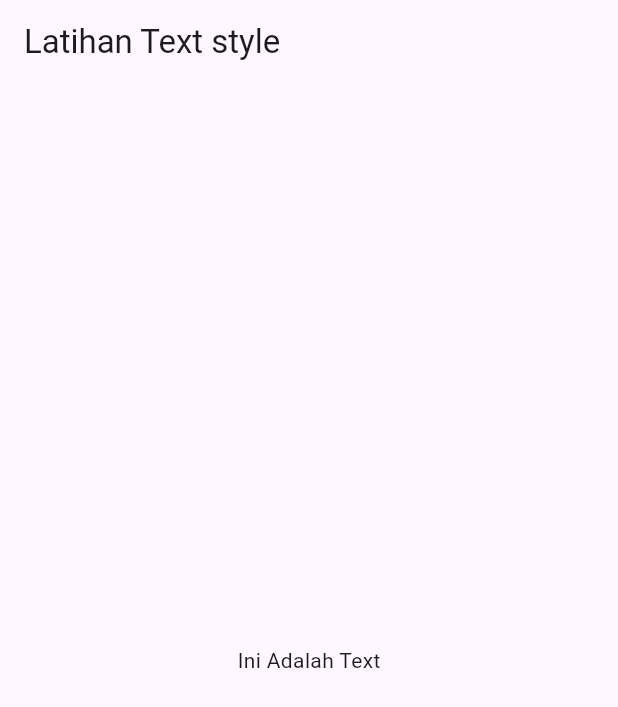
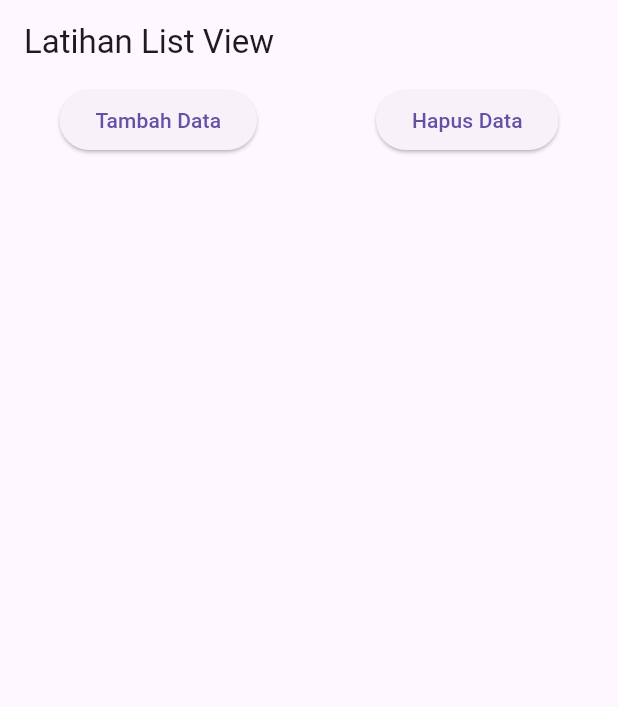
Before and after one commit to wiratzy/belajar-flutter, a Flutter app: the screen it shows after launch, on a phone screen of 412 x 824 dp. Shown: the top 707 px of the screen. Run offline on Flutter 3.47's test engine with Material 3 defaults, Android fonts, the phone set to English and light mode, and no system bars.

Commit message:
Belajar Text style dan perbedaan antara column dan listview

```diff
--- a/lib/main.dart
+++ b/lib/main.dart
@@ -1,8 +1,66 @@
 import 'package:flutter/material.dart';
 
 void main() {
-  runApp(const DesainTeks());
+  runApp(const ListApp());
 }
+//latihan list view
+
+class ListApp extends StatefulWidget {
+  const ListApp({super.key});
+
+  @override
+  State<ListApp> createState() => _ListAppState();
+}
+
+class _ListAppState extends State<ListApp> {
+  List<Widget> widgets = [];
+  int counter = 1;
+
+  @override
+  Widget build(BuildContext context) {
+    return MaterialApp(
+      home: Scaffold(
+        appBar: AppBar(
+          title: Text("Latihan List View"),
+        ),
+        body: ListView(
+          children: <Widget>[
+            Row(
+              mainAxisAlignment: MainAxisAlignment.spaceAround,
+              children: <Widget>[
+                ElevatedButton(
+                    onPressed: () {
+                      setState(() {
+                        widgets.add(Text(
+                          "Data Ke - " + counter.toString(),
+                          style: TextStyle(fontSize: 35),
+                        ));
+                        counter++;
+                      });
+                    },
+                    child: Text("Tambah Data")),
+                ElevatedButton(
+                    onPressed: () {
+                      setState(() {
+                        widgets.removeLast();
+                        counter--;
+                      });
+                    },
+                    child: Text("Hapus Data"))
+              ],
+            ),
+            Column(
+              crossAxisAlignment: CrossAxisAlignment.start,
+              children: widgets,
+            )
+          ],
+        ),
+      ),
+    );
+  }
+}
+
+//latihan list view
 
 //Latian menggunakan widget TextStyle()
 class DesainTeks extends StatelessWidget {
@@ -18,7 +76,15 @@ class DesainTeks extends StatelessWidget {
       // ignore: prefer_const_constructors
       body: Center(
         // ignore: prefer_const_constructors
-        child: Text("Ini Adalah Text"),
+        child: Text("Ini Adalah Text",
+            // ignore: prefer_const_constructors
+            style: TextStyle(
+                fontFamily: "CrashLandingBB",
+                fontSize: 30,
+                fontStyle: FontStyle.italic,
+                decoration: TextDecoration.underline,
+                decorationColor: Colors.red,
+                decorationStyle: TextDecorationStyle.wavy)),
       ),
     ));
   }
--- a/pubspec.yaml
+++ b/pubspec.yaml
@@ -73,10 +73,10 @@ flutter:
   # list giving the asset and other descriptors for the font. For
   # example:
   fonts:
-    - family: Schyler
+    - family: CrashLandingBB
       fonts:
-        - asset: fonts/Schyler-Regular.ttf
-        - asset: fonts/Schyler-Italic.ttf
+        - asset: fonts/crashlanding-bb.regular.ttf
+        - asset: fonts/crashlanding-bb.italic.ttf
           style: italic
   #   - family: Trajan Pro
   #     fonts:
```
Also changed, not shown: Fonts/crashlanding-bb.italic.ttf (added), Fonts/crashlanding-bb.regular.ttf (added).
